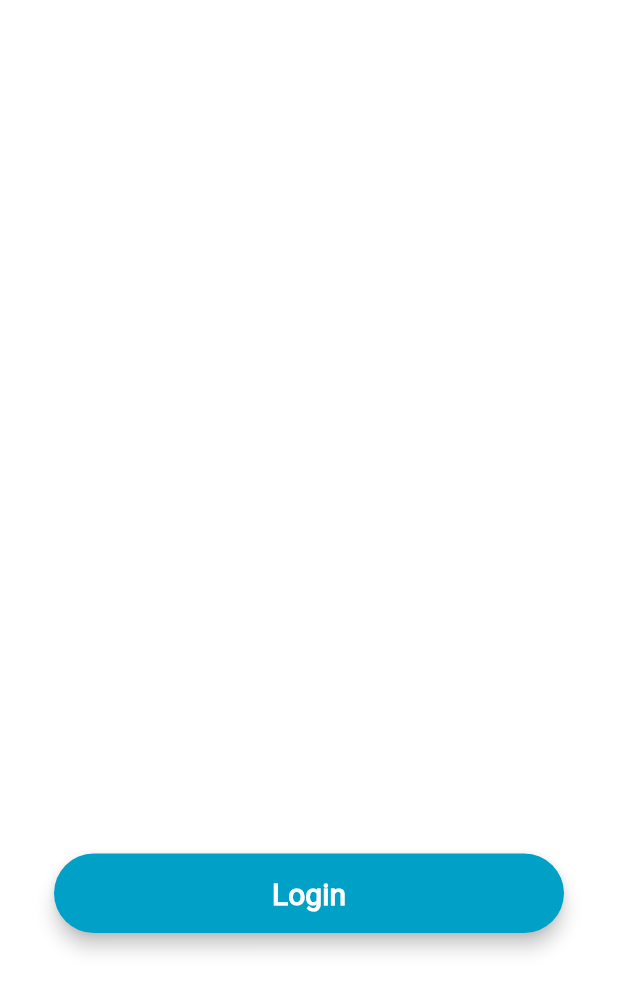
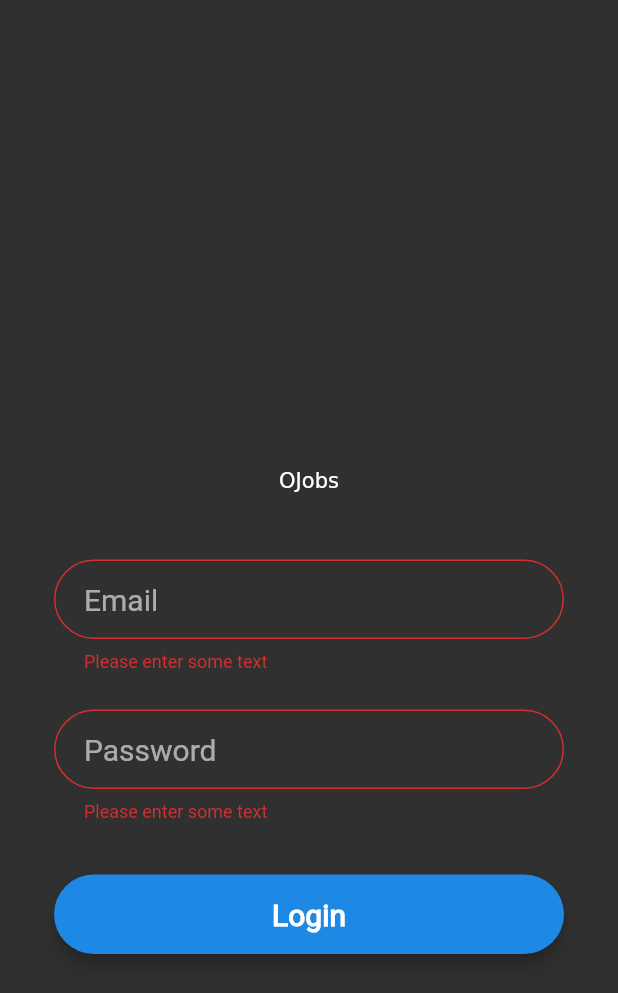
Before and after one commit to Skotee/OJobs, a Flutter app: the screen it shows after launch, after a tap on "Login", on a phone screen of 412 x 824 dp. Shown: the top 993 px of the screen. Run offline on Flutter 3.47's test engine with Material 2 defaults, Android fonts, the phone set to English and light mode, and no system bars; our stand-ins replace cloud_firestore, firebase_auth, firebase_storage, fluttertoast, location; missing offline and left inert: dart:ffi, geoflutterfire; accounts and stored records are empty.

Commit message:
Login page auth

```diff
--- a/lib/main.dart
+++ b/lib/main.dart
@@ -2,6 +2,10 @@ import 'package:firebase_auth/firebase_auth.dart';
 import 'package:flutter/material.dart';
 import './register_page.dart';
 import './signin_page.dart';
+import 'package:o_jobs/db.dart';
+
+
+final FirebaseAuth _auth = FirebaseAuth.instance;
 
 void main() => runApp(MyApp());
 
@@ -24,13 +28,13 @@ class MyApp extends StatelessWidget {
         primarySwatch: Colors.blue,
         brightness: Brightness.dark,
       ),
-      home: MyHomePage(title: 'OJobs'),
+      home: LoginPage(title: 'OJobs'),
     );
   }
 }
 
-class MyHomePage extends StatefulWidget {
-  MyHomePage({Key key, this.title}) : super(key: key);
+class LoginPage extends StatefulWidget {
+  LoginPage({Key key, this.title}) : super(key: key);
 
   // This widget is the home page of your application. It is stateful, meaning
   // that it has a State object (defined below) that contains fields that affect
@@ -44,28 +48,36 @@ class MyHomePage extends StatefulWidget {
   final String title;
 
   @override
-  _MyHomePageState createState() => _MyHomePageState();
+  _LoginPageState createState() => _LoginPageState();
 }
 
-class _MyHomePageState extends State<MyHomePage> {
+class _LoginPageState extends State<LoginPage> {
   TextStyle style = TextStyle(fontFamily: 'Roboto', fontSize: 20.0);
   FirebaseUser user;
-  int _counter = 0;
+  final GlobalKey<FormState> _formKey = GlobalKey<FormState>();
+  final TextEditingController _emailController = TextEditingController();
+  final TextEditingController _passwordController = TextEditingController();
+  Stream<User> userInfo;
+  bool _success;
+  String _userEmail;
 
   @override
       Widget build(BuildContext context) {
         final logoField = RichText(
           text: TextSpan(
-            text: 'OJobs',
-            children: <TextSpan>[
-              TextSpan(text: 'O'),
-              TextSpan(text: 'JOBS')
-            ]
+            text: 'OJobs'
           )
 
 
         );
-        final emailField = TextField(
+        final emailField = TextFormField(
+          controller: _emailController,
+          validator: (String value) {
+            if (value.isEmpty) {
+              return 'Please enter some text';
+            }
+            return null;
+          },
           style: style,
           decoration: InputDecoration(
               contentPadding: EdgeInsets.fromLTRB(20.0, 15.0, 20.0, 15.0),
@@ -73,7 +85,14 @@ class _MyHomePageState extends State<MyHomePage> {
               border:
                   OutlineInputBorder(borderRadius: BorderRadius.circular(32.0))),
         );
-        final passwordField = TextField(
+        final passwordField = TextFormField(
+          controller: _passwordController,
+          validator: (String value) {
+            if (value.isEmpty) {
+              return 'Please enter some text';
+            }
+            return null;
+          },
           obscureText: true,
           style: style,
           decoration: InputDecoration(
@@ -85,11 +104,15 @@ class _MyHomePageState extends State<MyHomePage> {
         final loginButon = Material(
           elevation: 5.0,
           borderRadius: BorderRadius.circular(30.0),
-          color: Color(0xff01A0C7),
+          color: Theme.of(context).buttonColor,
           child: MaterialButton(
             minWidth: MediaQuery.of(context).size.width,
             padding: EdgeInsets.fromLTRB(20.0, 15.0, 20.0, 15.0),
-            onPressed: () {},
+            onPressed: () async {
+                if (_formKey.currentState.validate()) {
+                  _signInWithEmailAndPassword();
+                }
+              },
             child: Text("Login",
                 textAlign: TextAlign.center,
                 style: style.copyWith(
@@ -98,9 +121,9 @@ class _MyHomePageState extends State<MyHomePage> {
         );
 
         return Scaffold(
-          body: Center(
+          body: Form(
+            key: _formKey,
             child: Container(
-              color: Colors.white,
               child: Padding(
                 padding: const EdgeInsets.all(36.0),
                 child: Column(
@@ -120,12 +143,64 @@ class _MyHomePageState extends State<MyHomePage> {
                     SizedBox(
                       height: 15.0,
                     ),
+                    Container(
+                      alignment: Alignment.center,
+                      padding: const EdgeInsets.symmetric(horizontal: 16),
+                      child: Text(
+                        _success == null
+                            ? ''
+                            : (_success
+                                ? 'Successfully signed in ' + _userEmail
+                                : 'Sign in failed'),
+                        style: TextStyle(color: Colors.red),
+                      ),
+                    ),
                   ],
                 ),
               ),
             ),
           ),
         );
+      }
+      @override
+      void dispose() {
+        _emailController.dispose();
+        _passwordController.dispose();
+        super.dispose();
+      }
+
+      void _signInWithEmailAndPassword() async {
+        user = (await _auth.signInWithEmailAndPassword(
+          email: _emailController.text,
+          password: _passwordController.text,
+        ))
+            .user;
+        if (user != null) {
+          setState(() {
+            _success = true;
+            userInfo = getUser(user.uid);
+            _userEmail = user.email;
+          });
+
+          //TODO: delete after implementations
+          Future<List<Job>> jobs;
+          Future<List<Job>> jobList;
+          jobs = queryJob(terms: ['android']);
+          jobs.then((onValue) =>
+            onValue.forEach((f) => print(f.name)));
+          userInfo.listen((data) {
+            print(data.favorite);
+            jobList = getJobList(data.favorite);
+
+            jobList.then((onValue) =>
+              onValue.forEach((f) => print(f.position.latitude)));
+
+          });
+
+          //end TODO
+        } else {
+          _success = false;
+        }
       }
     }
 
```
